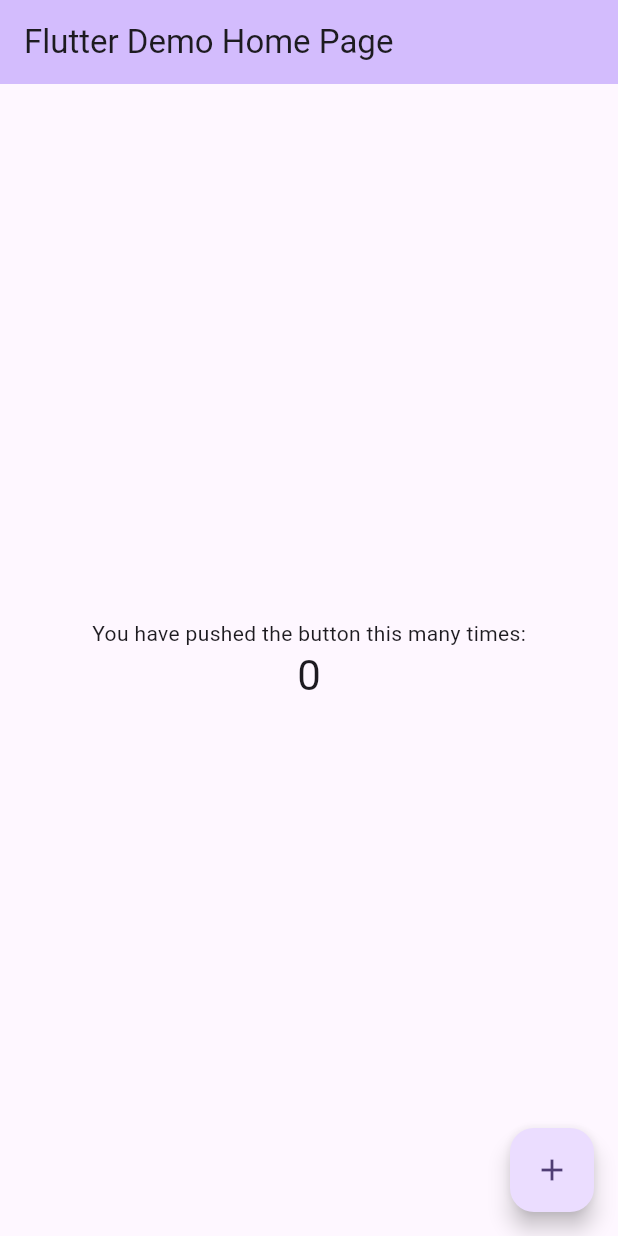
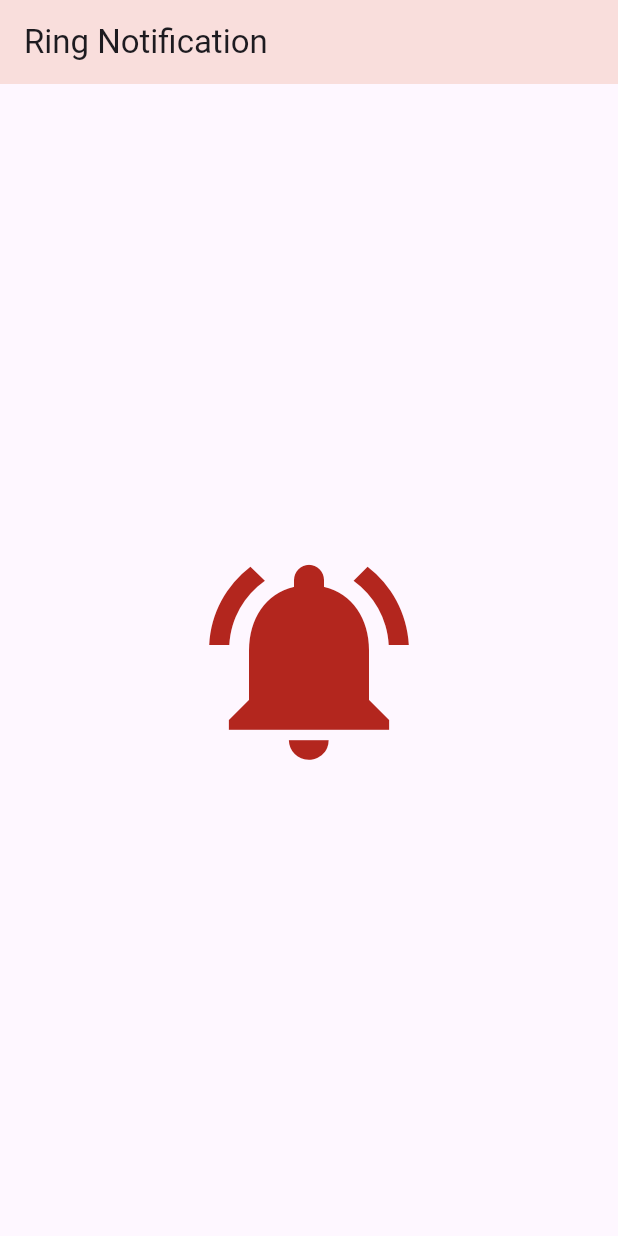
Before and after one commit to Flutter007/hw61, a Flutter app: the screen it shows after launch, on a phone screen of 412 x 824 dp. Run offline on Flutter 3.47's test engine with Material 3 defaults, Android fonts, the phone set to English and light mode, and no system bars.

Commit message:
Added RotationTransition Animation for Icon.Made StateFulWidget for Ring Screen,added some design for App.

```diff
--- a/lib/main.dart
+++ b/lib/main.dart
@@ -1,122 +1,6 @@
 import 'package:flutter/material.dart';
+import 'package:hw61/screen/ring_screen.dart';
 
 void main() {
-  runApp(const MyApp());
+  runApp(MaterialApp(home: RingScreen()));
 }
-
-class MyApp extends StatelessWidget {
-  const MyApp({super.key});
-
-  // This widget is the root of your application.
-  @override
-  Widget build(BuildContext context) {
-    return MaterialApp(
-      title: 'Flutter Demo',
-      theme: ThemeData(
-        // This is the theme of your application.
-        //
-        // TRY THIS: Try running your application with "flutter run". You'll see
-        // the application has a purple toolbar. Then, without quitting the app,
-        // try changing the seedColor in the colorScheme below to Colors.green
-        // and then invoke "hot reload" (save your changes or press the "hot
-        // reload" button in a Flutter-supported IDE, or press "r" if you used
-        // the command line to start the app).
-        //
-        // Notice that the counter didn't reset back to zero; the application
-        // state is not lost during the reload. To reset the state, use hot
-        // restart instead.
-        //
-        // This works for code too, not just values: Most code changes can be
-        // tested with just a hot reload.
-        colorScheme: ColorScheme.fromSeed(seedColor: Colors.deepPurple),
-      ),
-      home: const MyHomePage(title: 'Flutter Demo Home Page'),
-    );
-  }
-}
-
-class MyHomePage extends StatefulWidget {
-  const MyHomePage({super.key, required this.title});
-
-  // This widget is the home page of your application. It is stateful, meaning
-  // that it has a State object (defined below) that contains fields that affect
-  // how it looks.
-
-  // This class is the configuration for the state. It holds the values (in this
-  // case the title) provided by the parent (in this case the App widget) and
-  // used by the build method of the State. Fields in a Widget subclass are
-  // always marked "final".
-
-  final String title;
-
-  @override
-  State<MyHomePage> createState() => _MyHomePageState();
-}
-
-class _MyHomePageState extends State<MyHomePage> {
-  int _counter = 0;
-
-  void _incrementCounter() {
-    setState(() {
-      // This call to setState tells the Flutter framework that something has
-      // changed in this State, which causes it to rerun the build method below
-      // so that the display can reflect the updated values. If we changed
-      // _counter without calling setState(), then the build method would not be
-      // called again, and so nothing would appear to happen.
-      _counter++;
-    });
-  }
-
-  @override
-  Widget build(BuildContext context) {
-    // This method is rerun every time setState is called, for instance as done
-    // by the _incrementCounter method above.
-    //
-    // The Flutter framework has been optimized to make rerunning build methods
-    // fast, so that you can just rebuild anything that needs updating rather
-    // than having to individually change instances of widgets.
-    return Scaffold(
-      appBar: AppBar(
-        // TRY THIS: Try changing the color here to a specific color (to
-        // Colors.amber, perhaps?) and trigger a hot reload to see the AppBar
-        // change color while the other colors stay the same.
-        backgroundColor: Theme.of(context).colorScheme.inversePrimary,
-        // Here we take the value from the MyHomePage object that was created by
-        // the App.build method, and use it to set our appbar title.
-        title: Text(widget.title),
-      ),
-      body: Center(
-        // Center is a layout widget. It takes a single child and positions it
-        // in the middle of the parent.
-        child: Column(
-          // Column is also a layout widget. It takes a list of children and
-          // arranges them vertically. By default, it sizes itself to fit its
-          // children horizontally, and tries to be as tall as its parent.
-          //
-          // Column has various properties to control how it sizes itself and
-          // how it positions its children. Here we use mainAxisAlignment to
-          // center the children vertically; the main axis here is the vertical
-          // axis because Columns are vertical (the cross axis would be
-          // horizontal).
-          //
-          // TRY THIS: Invoke "debug painting" (choose the "Toggle Debug Paint"
-          // action in the IDE, or press "p" in the console), to see the
-          // wireframe for each widget.
-          mainAxisAlignment: MainAxisAlignment.center,
-          children: <Widget>[
-            const Text('You have pushed the button this many times:'),
-            Text(
-              '$_counter',
-              style: Theme.of(context).textTheme.headlineMedium,
-            ),
-          ],
-        ),
-      ),
-      floatingActionButton: FloatingActionButton(
-        onPressed: _incrementCounter,
-        tooltip: 'Increment',
-        child: const Icon(Icons.add),
-      ), // This trailing comma makes auto-formatting nicer for build methods.
-    );
-  }
-}
--- /dev/null
+++ b/lib/screen/ring_screen.dart
@@ -0,0 +1,87 @@
+import 'package:flutter/material.dart';
+
+class RingScreen extends StatefulWidget {
+  const RingScreen({super.key});
+
+  @override
+  State<RingScreen> createState() => _RingScreenState();
+}
+
+class _RingScreenState extends State<RingScreen>
+    with SingleTickerProviderStateMixin {
+  late AnimationController _animationController;
+  int count = 0;
+
+  @override
+  void initState() {
+    super.initState();
+
+    _animationController = AnimationController(
+      vsync: this,
+      duration: Duration(seconds: 1),
+      reverseDuration: Duration(seconds: 1),
+    );
+    _animationController.value = 0.65;
+
+    _animationController.addStatusListener((status) {
+      if (status == AnimationStatus.completed && count < 6) {
+        count++;
+        _animationController.reverse();
+      } else if (status == AnimationStatus.dismissed && count < 6) {
+        count++;
+        _animationController.forward();
+      } else if (count == 6) {
+        _animationController.stop();
+        _animationController.value = 0.65;
+      }
+    });
+  }
+
+  void runAnimation() {
+    count = 0;
+    _animationController.forward();
+  }
+
+  @override
+  void dispose() {
+    _animationController.dispose();
+    super.dispose();
+  }
+
+  @override
+  Widget build(BuildContext context) {
+    final theme = Theme.of(context);
+
+    return Scaffold(
+      appBar: AppBar(
+        title: Text('Ring Notification'),
+        backgroundColor: theme.colorScheme.errorContainer,
+      ),
+      body: Center(
+        child: AnimatedBuilder(
+          animation: _animationController,
+          child: IconButton(
+            onPressed: runAnimation,
+            icon: Icon(
+              Icons.notifications_active,
+              size: 160,
+              color: theme.colorScheme.error,
+            ),
+          ),
+          builder:
+              (ctx, child) => RotationTransition(
+                alignment: Alignment.topCenter,
+                turns: Tween<double>(begin: -0.1, end: 0.1).animate(
+                  CurvedAnimation(
+                    parent: _animationController,
+                    curve: Curves.fastOutSlowIn.flipped,
+                    reverseCurve: Curves.fastOutSlowIn.flipped,
+                  ),
+                ),
+                child: child,
+              ),
+        ),
+      ),
+    );
+  }
+}
```
